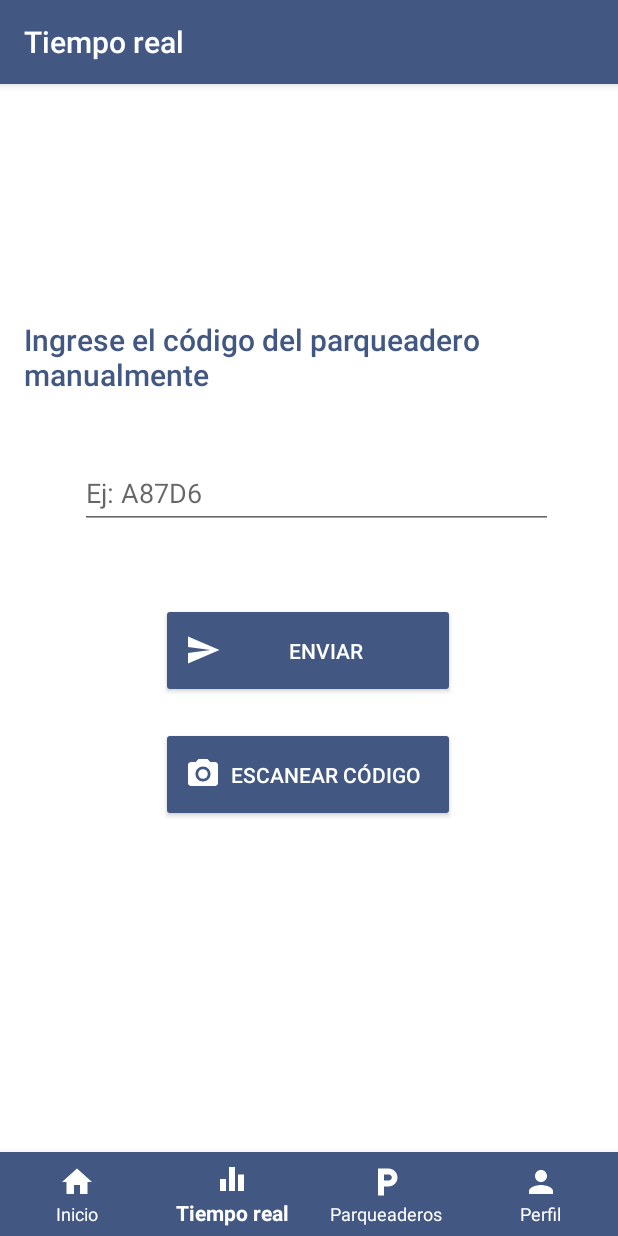
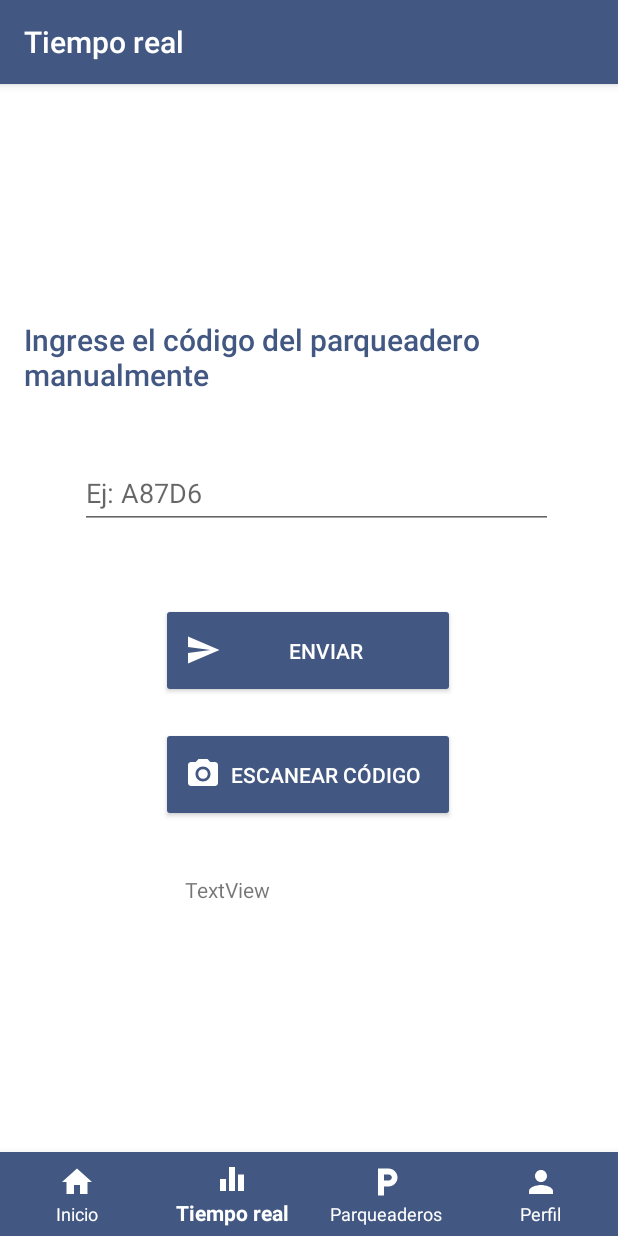
Before and after one commit to mpfranco10/ParkingLot, an Android app: the DashboardFragment screen opened through its navigation route, on a phone screen of 412 x 824 dp. Run offline under Robolectric (Android 15) with nearby library versions, the phone set to English and light mode, and no system bars; our stand-ins replace Firebase (no records; nobody signed in at launch, a user with empty details on screens opened directly), navigation-ui.

Commit message:
Ya lee el codigo QR, falta hacer que haga algo con eso xd

```diff
--- a/app/build.gradle
+++ b/app/build.gradle
@@ -64,7 +64,8 @@ dependencies {
     implementation 'com.google.android.gms:play-services-location:17.0.0'
     implementation 'com.android.support:design:28.0.0'
     implementation 'androidx.room:room-ktx:2.2.1'
-    compile 'org.jetbrains.kotlinx:kotlinx-coroutines-play-services:1.3.1'
+    implementation 'me.dm7.barcodescanner:zxing:1.9.8'
+    implementation 'org.jetbrains.kotlinx:kotlinx-coroutines-play-services:1.3.1'
     kapt "androidx.room:room-compiler:2.2.1"
 
 
--- a/app/src/main/java/com/example/parkinglot/MainActivity.kt
+++ b/app/src/main/java/com/example/parkinglot/MainActivity.kt
@@ -2,15 +2,14 @@ package com.example.parkinglot
 
 import android.content.ContentValues
 import android.content.Context
+import android.content.Intent
+import android.content.SharedPreferences
 import android.location.Location
 import android.net.ConnectivityManager
 import android.os.Bundle
 import android.util.Log
 import android.view.View
-import android.widget.ArrayAdapter
-import android.widget.ListView
-import android.widget.TextView
-import android.widget.Toast
+import android.widget.*
 import androidx.appcompat.app.AppCompatActivity
 import androidx.navigation.findNavController
 import androidx.navigation.ui.AppBarConfiguration
@@ -31,11 +30,15 @@ class MainActivity : AppCompatActivity() {
     override fun onCreate(savedInstanceState: Bundle?) {
 
         super.onCreate(savedInstanceState)
+
+        fixGoogleMapBug()
         setContentView(R.layout.activity_main)
 
         var database = FirebaseFirestore.getInstance()
 
         val navView: BottomNavigationView = findViewById(R.id.nav_view)
+
+        tvresult = findViewById<TextView>(R.id.tvresult)
 
         val navController = findNavController(R.id.nav_host_fragment)
 
@@ -117,5 +120,19 @@ class MainActivity : AppCompatActivity() {
      */
 
 
+    private fun fixGoogleMapBug() {
+        val googleBug: SharedPreferences = getSharedPreferences("google_bug", Context.MODE_PRIVATE)
+        if (!googleBug.contains("fixed")) {
+            val corruptedZoomTables = File(getFilesDir(), "ZoomTables.data")
+            corruptedZoomTables.delete()
+            googleBug.edit().putBoolean("fixed", true).apply()
+        }
+    }
+
+    companion object {
+
+        var tvresult: TextView? = null
+    }
+
     fun escanear(view: View) {}
 }
--- a/app/src/main/java/com/example/parkinglot/ui/dashboard/DashboardFragment.kt
+++ b/app/src/main/java/com/example/parkinglot/ui/dashboard/DashboardFragment.kt
@@ -9,11 +9,13 @@ import android.util.Log
 import android.view.LayoutInflater
 import android.view.View
 import android.view.ViewGroup
+import android.widget.Button
 import android.widget.EditText
 import android.widget.Toast
 import androidx.fragment.app.Fragment
 import androidx.lifecycle.ViewModelProviders
 import com.example.parkinglot.R
+import com.example.parkinglot.ScanActivity
 import com.google.android.gms.tasks.OnCompleteListener
 import com.google.firebase.firestore.DocumentSnapshot
 import com.google.firebase.firestore.FirebaseFirestore
@@ -43,8 +45,12 @@ class DashboardFragment : Fragment() {
         //dashboardViewModel.text.observe(viewLifecycleOwner, Observer {
         //    textView.text = it
         // })
-        root.bScan.setOnClickListener { view ->
-            Toast.makeText(getActivity(),"Función para escanear QR", Toast.LENGTH_SHORT).show();
+
+
+
+        root.bScan.setOnClickListener {
+            val intent = Intent(activity, ScanActivity::class.java)
+            startActivity(intent)
         }
 
         root.bSearch.setOnClickListener { view ->
--- a/app/src/main/java/com/example/parkinglot/ui/home/HomeFragment.kt
+++ b/app/src/main/java/com/example/parkinglot/ui/home/HomeFragment.kt
@@ -1,11 +1,11 @@
 package com.example.parkinglot.ui.home
 
 import android.content.Context.CONNECTIVITY_SERVICE
+import android.content.SharedPreferences
 import android.content.pm.PackageManager
 import android.location.Location
 import android.net.ConnectivityManager
 import android.os.Bundle
-import android.os.CountDownTimer
 import android.view.LayoutInflater
 import android.view.View
 import android.view.ViewGroup
@@ -66,6 +66,8 @@ class HomeFragment : Fragment(), OnMapReadyCallback, GoogleMap.OnMarkerClickList
 
         return root
     }
+
+
 
     override fun onMapReady(googleMap: GoogleMap) {
         map = googleMap
--- a/app/src/main/res/layout/fragment_dashboard.xml
+++ b/app/src/main/res/layout/fragment_dashboard.xml
@@ -86,4 +86,17 @@
         app:layout_constraintTop_toBottomOf="@+id/bSearch"
         app:layout_constraintVertical_bias="0.08" />
 
+    <TextView
+        android:id="@+id/tvresult"
+        android:layout_width="191dp"
+        android:layout_height="77dp"
+        android:layout_marginTop="35dp"
+        android:text="TextView"
+        app:layout_constraintBottom_toBottomOf="parent"
+        app:layout_constraintEnd_toEndOf="parent"
+        app:layout_constraintHorizontal_bias="0.559"
+        app:layout_constraintStart_toStartOf="parent"
+        app:layout_constraintTop_toBottomOf="@+id/bScan"
+        app:layout_constraintVertical_bias="0.0" />
+
 </androidx.constraintlayout.widget.ConstraintLayout>
```
Also changed, not shown: app/src/main/AndroidManifest.xml (+13 -15 lines), app/src/main/java/com/example/parkinglot/ScanActivity.kt (added, +131 -0 lines), app/src/main/res/layout/activity_scan.xml (added, +20 -0 lines).
